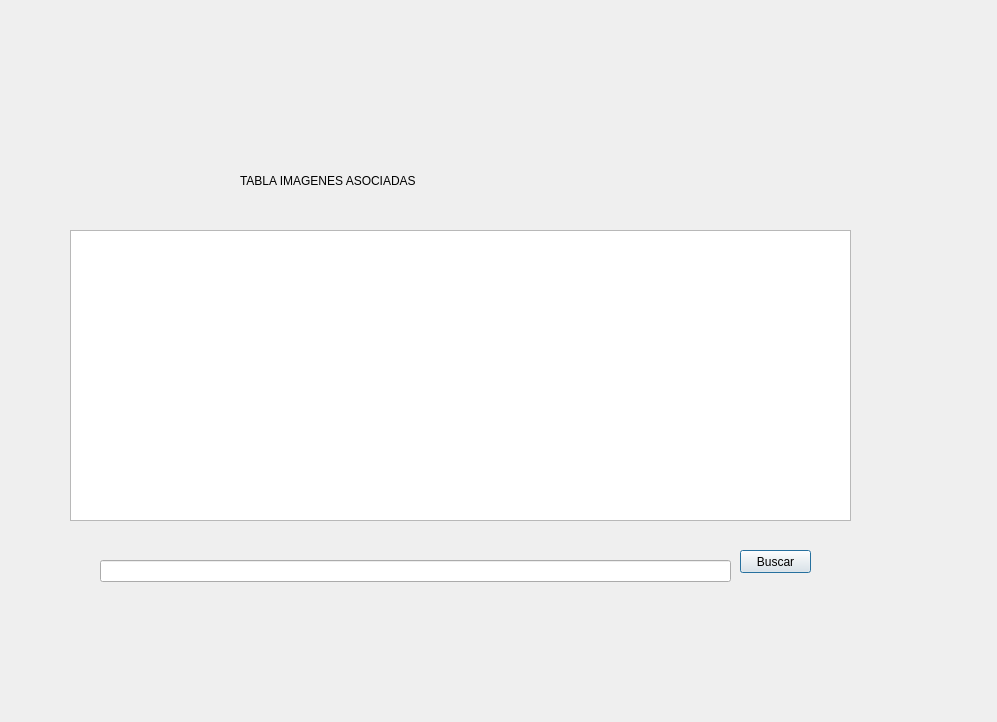
MarianaGG3/TrabajoFinal_info, file ventana_datos.ui: the form before one commit.
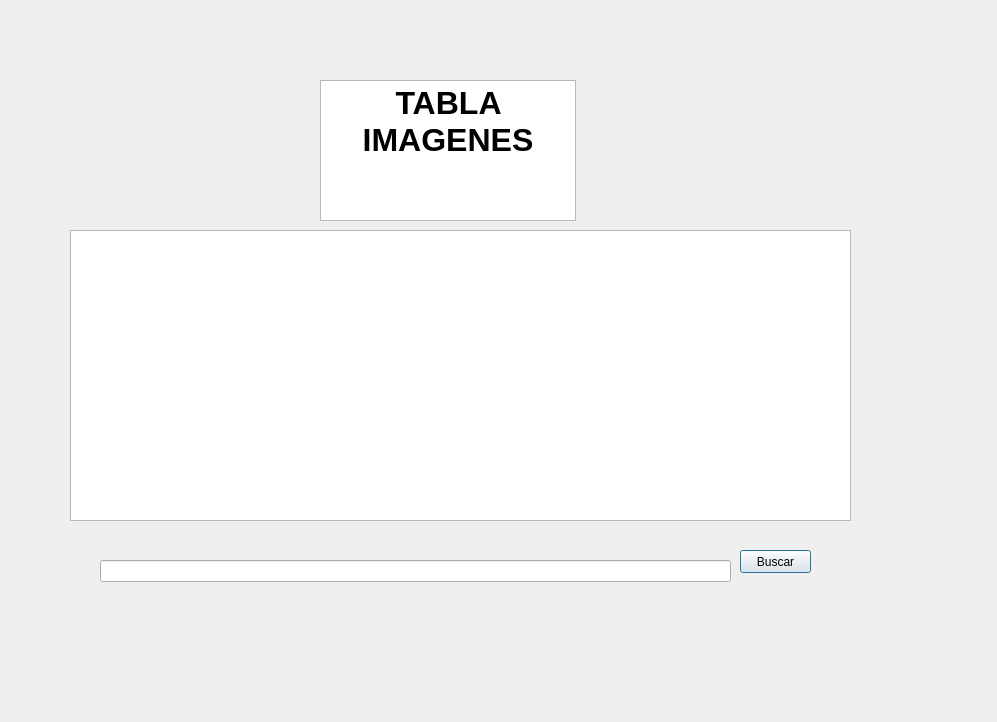
The form after the commit.

Commit message: actualizacion a la interfaz

```diff
--- a/ventana_datos.ui
+++ b/ventana_datos.ui
@@ -46,17 +46,21 @@
     <string>Buscar</string>
    </property>
   </widget>
-  <widget class="QLabel" name="label">
+  <widget class="QTextBrowser" name="textBrowser">
    <property name="geometry">
     <rect>
-     <x>240</x>
-     <y>150</y>
-     <width>421</width>
-     <height>61</height>
+     <x>320</x>
+     <y>80</y>
+     <width>256</width>
+     <height>141</height>
     </rect>
    </property>
-   <property name="text">
-    <string>TABLA IMAGENES ASOCIADAS</string>
+   <property name="html">
+    <string>&lt;!DOCTYPE HTML PUBLIC &quot;-//W3C//DTD HTML 4.0//EN&quot; &quot;http://www.w3.org/TR/REC-html40/strict.dtd&quot;&gt;
+&lt;html&gt;&lt;head&gt;&lt;meta name=&quot;qrichtext&quot; content=&quot;1&quot; /&gt;&lt;style type=&quot;text/css&quot;&gt;
+p, li { white-space: pre-wrap; }
+&lt;/style&gt;&lt;/head&gt;&lt;body style=&quot; font-family:'MS Shell Dlg 2'; font-size:7.8pt; font-weight:400; font-style:normal;&quot;&gt;
+&lt;p align=&quot;center&quot; style=&quot; margin-top:0px; margin-bottom:0px; margin-left:0px; margin-right:0px; -qt-block-indent:0; text-indent:0px;&quot;&gt;&lt;span style=&quot; font-size:24pt; font-weight:600;&quot;&gt;TABLA IMAGENES&lt;/span&gt;&lt;/p&gt;&lt;/body&gt;&lt;/html&gt;</string>
    </property>
   </widget>
  </widget>
```
The commit also changes 4 other files.
